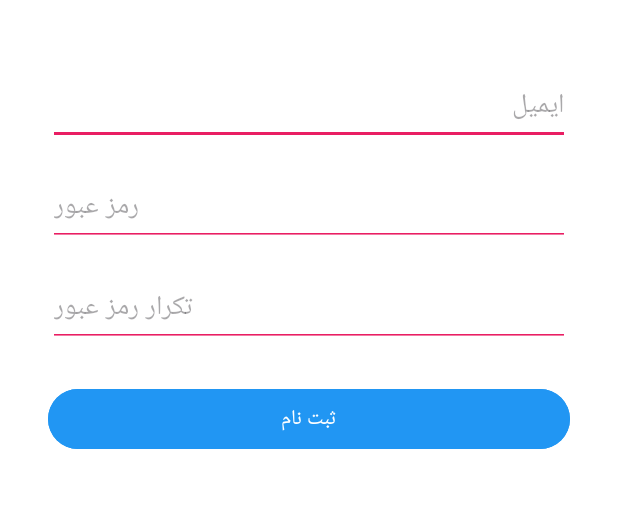
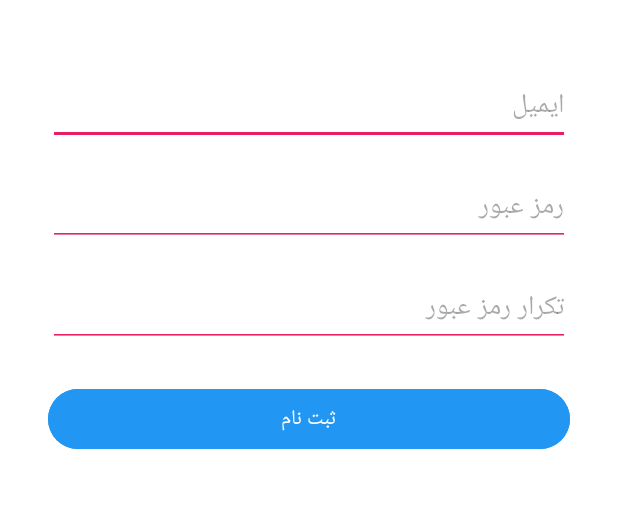
Before and after one commit to MaralFarahmandfar/Trip, an Android app: the SignUpActivity screen opened directly, with no data from a screen before it, on a phone screen of 412 x 824 dp, the part 510-1018 px from its top. Run offline under Robolectric (Android 15) with nearby library versions, the phone set to English and light mode, and no system bars.

Commit message:
edit activities

```diff
--- a/app/src/main/AndroidManifest.xml
+++ b/app/src/main/AndroidManifest.xml
@@ -16,7 +16,7 @@
             android:name=".SignUpActivity"
             android:exported="false" />
         <activity android:name=".AddAlarmActivity" />
-
+        <activity android:name=".HomeActivity"/>
         <activity
             android:name=".LoginActivity"
             android:exported="true">
@@ -26,6 +26,7 @@
                 <category android:name="android.intent.category.LAUNCHER" />
             </intent-filter>
         </activity>
+
     </application>
 
 </manifest>
--- a/app/src/main/java/ir/shariaty/trip/HomeActivity.java
+++ b/app/src/main/java/ir/shariaty/trip/HomeActivity.java
@@ -57,7 +57,7 @@ public class HomeActivity extends AppCompatActivity {
 
 
         super.onCreate(savedInstanceState);
-        setContentView(R.layout.activity_home); // مطمئن شو اسم فایل XML تو اینه
+        setContentView(R.layout.activity_home);
 
         // اتصال به ویوها
         layoutNewTripForm = findViewById(R.id.layoutNewTripForm);
--- a/app/src/main/java/ir/shariaty/trip/LoginActivity.java
+++ b/app/src/main/java/ir/shariaty/trip/LoginActivity.java
@@ -25,6 +25,7 @@ public class LoginActivity extends AppCompatActivity {
         buttonGotoSignUp = findViewById(R.id.buttonGotoSignUp);
 
         buttonLogin.setOnClickListener(v -> loginUser());
+
         buttonGotoSignUp.setOnClickListener(v -> {
             Intent intent = new Intent(LoginActivity.this, SignUpActivity.class);
             startActivity(intent);
@@ -43,6 +44,9 @@ public class LoginActivity extends AppCompatActivity {
         if ("test@mail.com".equals(email) && "123456".equals(password)) {
             Toast.makeText(this, "ورود موفقیت‌آمیز بود", Toast.LENGTH_SHORT).show();
 
+            Intent intent = new Intent(LoginActivity.this, HomeActivity.class);
+            startActivity(intent);
+
         } else {
             Toast.makeText(this, "ایمیل یا رمز اشتباه است", Toast.LENGTH_SHORT).show();
         }
--- a/app/src/main/res/layout/activity_login.xml
+++ b/app/src/main/res/layout/activity_login.xml
@@ -24,6 +24,9 @@
         android:layout_height="wrap_content"
         android:hint="ایمیل"
         android:inputType="textEmailAddress"
+        android:gravity="right|center_vertical"
+        android:textDirection="rtl"
+        android:textColor="@android:color/black"
         android:backgroundTint="@color/colorAccent"/>
 
     <EditText
@@ -33,6 +36,9 @@
         android:hint="رمز عبور"
         android:inputType="textPassword"
         android:layout_marginTop="16dp"
+        android:gravity="right|center_vertical"
+        android:textDirection="rtl"
+        android:textColor="@android:color/black"
         android:backgroundTint="@color/colorAccent"/>
 
     <Button
--- a/app/src/main/res/layout/activity_sign_up.xml
+++ b/app/src/main/res/layout/activity_sign_up.xml
@@ -24,6 +24,9 @@
         android:layout_height="wrap_content"
         android:hint="ایمیل"
         android:inputType="textEmailAddress"
+        android:gravity="right|center_vertical"
+        android:textDirection="rtl"
+        android:textColor="@android:color/black"
         android:backgroundTint="@color/colorAccent"/>
 
     <EditText
@@ -33,6 +36,9 @@
         android:hint="رمز عبور"
         android:inputType="textPassword"
         android:layout_marginTop="16dp"
+        android:gravity="right|center_vertical"
+        android:textDirection="rtl"
+        android:textColor="@android:color/black"
         android:backgroundTint="@color/colorAccent"/>
 
     <EditText
@@ -42,6 +48,9 @@
         android:hint="تکرار رمز عبور"
         android:inputType="textPassword"
         android:layout_marginTop="16dp"
+        android:gravity="right|center_vertical"
+        android:textDirection="rtl"
+        android:textColor="@android:color/black"
         android:backgroundTint="@color/colorAccent" />
 
     <Button
```
